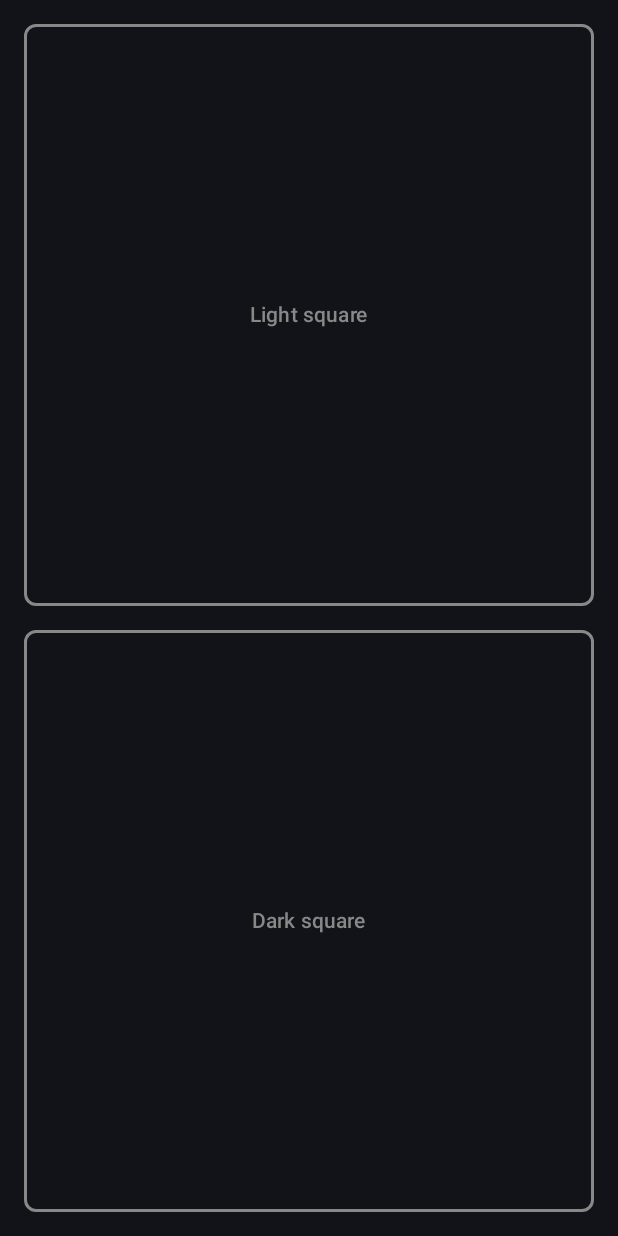
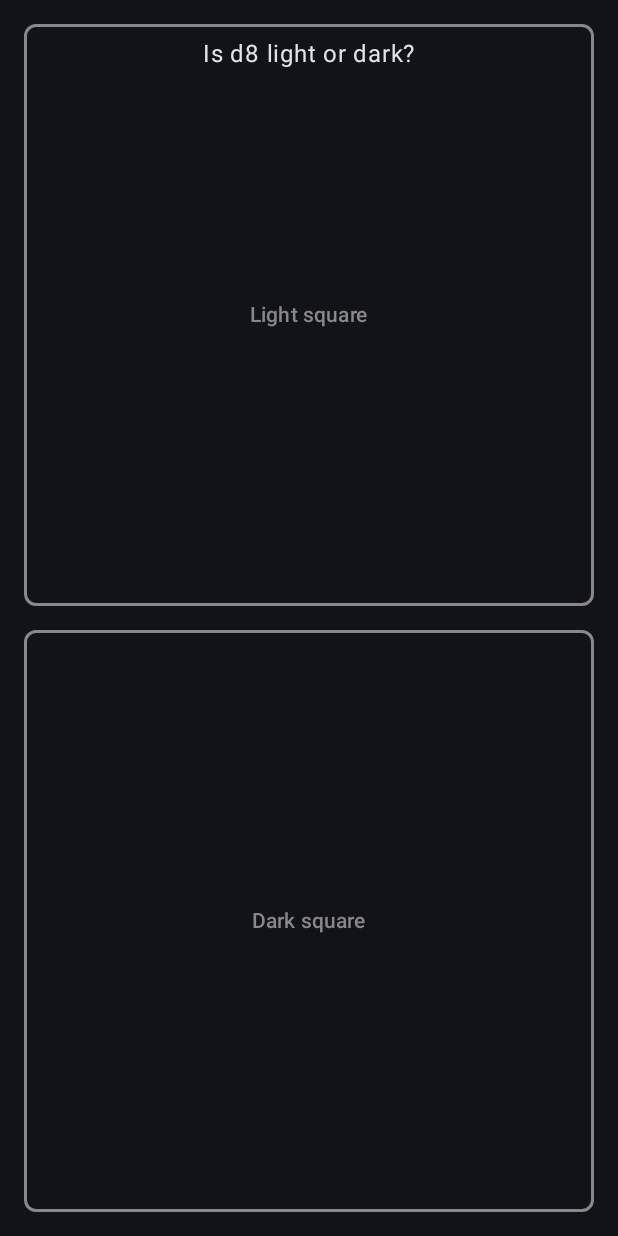
Before and after one commit to andreyeyy/blindfold-chess, an Android app built with Jetpack Compose: the Mode1Activity screen opened directly, with no data from a screen before it, after a tap on "Dark square", on a phone screen of 412 x 824 dp. Run offline under Robolectric (Android 15) with nearby library versions, the phone set to English and light mode, and no system bars; 1 other tap on this screen came first.

Commit message:
Add dynamic text to square guessing mode

```diff
--- a/app/src/main/java/com/example/blindfoldchess/Mode1Activity.kt
+++ b/app/src/main/java/com/example/blindfoldchess/Mode1Activity.kt
@@ -22,6 +22,11 @@ import com.example.blindfoldchess.ui.theme.BlindfoldChessTheme
 import kotlin.random.Random
 import android.os.Handler
 import android.os.Looper
+import androidx.compose.foundation.layout.Box
+import androidx.compose.runtime.mutableStateOf
+import androidx.compose.runtime.getValue
+import androidx.compose.runtime.setValue
+import androidx.compose.ui.Alignment
 
 class Mode1Activity : ComponentActivity() {
 
@@ -39,6 +44,8 @@ class Mode1Activity : ComponentActivity() {
         "g2", "g4", "g6", "g8", "h1", "h3", "h5", "h7"
     )
 
+    private var labelText by mutableStateOf("")
+
     private lateinit var tts: TTS
     private val handler = Handler(Looper.getMainLooper())
 
@@ -50,12 +57,17 @@ class Mode1Activity : ComponentActivity() {
     private fun sayNextSquare(){
         isLightSquare = Random.nextBoolean()
 
-        if (isLightSquare){
-            tts.say(lightSquares.random())
+
+        val nextSquare = if (isLightSquare){
+            lightSquares.random()
+        } else {
+            darkSquares.random()
         }
-        else {
-            tts.say(darkSquares.random())
-        }
+
+        tts.say(nextSquare)
+
+        labelText = "Is $nextSquare light or dark?"
+
         canClick = true
     }
 
@@ -64,8 +76,10 @@ class Mode1Activity : ComponentActivity() {
             canClick = false
             if (isLight == isLightSquare) {
                 tts.say("Yes")
+                labelText = "Yes!"
             } else {
                 tts.say("No")
+                labelText = "No"
             }
             handler.postDelayed({ sayNextSquare() }, saySquareDelay)
         }
@@ -84,6 +98,13 @@ class Mode1Activity : ComponentActivity() {
                     modifier = Modifier.fillMaxSize(),
                     color = MaterialTheme.colorScheme.background
                 ) {
+                    Box(modifier = Modifier.fillMaxSize()) {
+                        Text(
+                            text = labelText,
+                            modifier = Modifier.align(Alignment.TopCenter).padding(top = 24.dp)
+                        )
+                    }
+
                     Column(
                         modifier = Modifier
                             .fillMaxSize()
```
